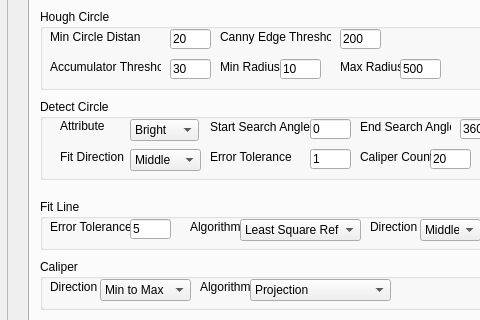
The window that VisionWidget/visionwidget.ui (hceng123/VisionLibrary) describes before a commit, drawn with Qt 5; both pictures show x 702 to 1182 and y 164 to 484 of the 1357 by 768 pixel window.
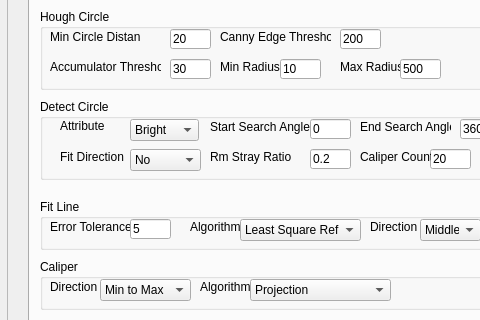
The same window after the commit. The open tabs and pages were chosen to show the change. Custom widgets are drawn as their Qt base class.

Patch:
```diff
--- a/VisionWidget/visionwidget.ui
+++ b/VisionWidget/visionwidget.ui
@@ -982,7 +982,7 @@
        </property>
        <item>
         <property name="text">
-         <string>Middle</string>
+         <string>No</string>
         </property>
        </item>
        <item>
@@ -1022,7 +1022,7 @@
         <set>Qt::ImhDigitsOnly</set>
        </property>
        <property name="text">
-        <string>1</string>
+        <string>0.2</string>
        </property>
       </widget>
       <widget class="QLabel" name="labelDetectCircleErrTol">
@@ -1035,7 +1035,7 @@
         </rect>
        </property>
        <property name="text">
-        <string>Error Tolerance</string>
+        <string>Rm Stray Ratio</string>
        </property>
       </widget>
       <widget class="QComboBox" name="comboBoxDetectCircleAttribute">
```
Left out of the diff: 13 changed lines with no effect on the pictures.
